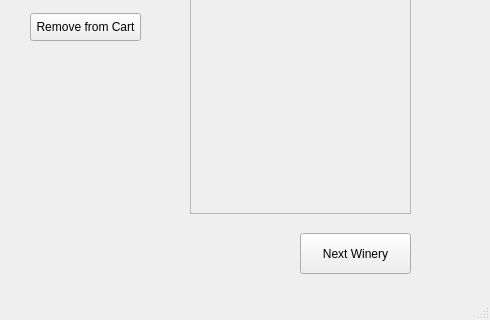
This is WineryProject/mainwindow.ui in AustinVaday/CS1D-Class-Project-1 as Qt 5 draws it before an edit; both pictures show x 291 to 781 and y 274 to 594 of the 781 by 594 pixel window. The edited form follows.
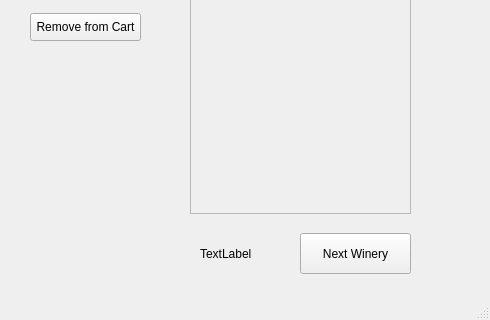
This is the edited form.

Patch:
```diff
--- a/WineryProject/mainwindow.ui
+++ b/WineryProject/mainwindow.ui
@@ -1341,6 +1341,19 @@
          <string>Remove from Cart</string>
         </property>
        </widget>
+       <widget class="QLabel" name="subtotal">
+        <property name="geometry">
+         <rect>
+          <x>480</x>
+          <y>460</y>
+          <width>81</width>
+          <height>41</height>
+         </rect>
+        </property>
+        <property name="text">
+         <string>TextLabel</string>
+        </property>
+       </widget>
       </widget>
       <widget class="QWidget" name="customt_trip">
        <widget class="QPushButton" name="goBack">
```
